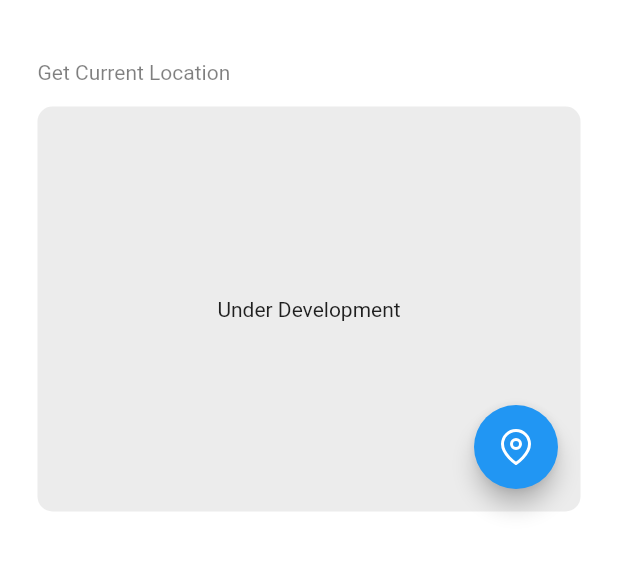
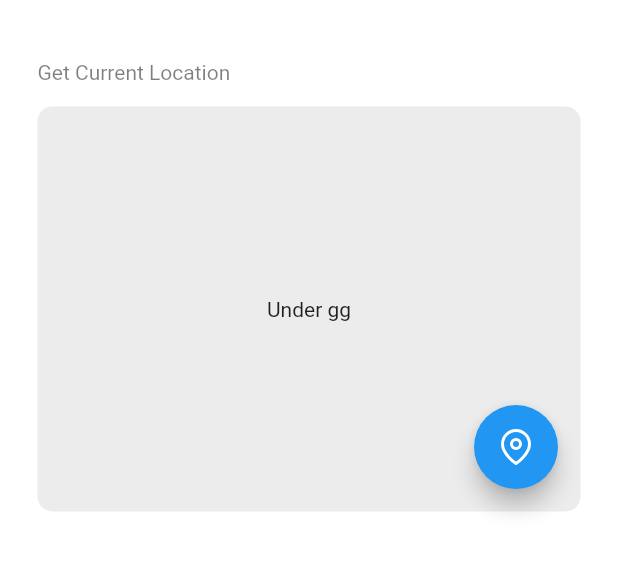
Before and after one commit to flyapex/bikehunterApp, a Flutter app: the LocationAppbarBottomSheet screen opened directly, on a phone screen of 412 x 824 dp, the part 288-863 px from its top. Run offline on Flutter 3.47's test engine with Material 2 defaults, Android fonts, the light colour scheme and no system bars; our stand-ins replace animated_text_kit, connectivity_plus, flutter_svg, flutter_vector_icons, get, get_storage and 4 more; missing offline and left inert: flutter_facebook_auth; accounts and stored records are empty.

```diff
--- a/lib/screen/home/widget/app_bar.dart
+++ b/lib/screen/home/widget/app_bar.dart
@@ -80,7 +80,7 @@ class _CustomeAppBarState extends State<CustomeAppBar> {
                   ),
                   onTap: () {
                     Get.bottomSheet(
-                      const LocationAppbarBottomSheet(),
+                      LocationAppbarBottomSheet(),
                       elevation: 20.0,
                       enableDrag: true,
                       backgroundColor: Colors.white,
--- a/lib/screen/home/widget/location_sheet.dart
+++ b/lib/screen/home/widget/location_sheet.dart
@@ -10,7 +10,11 @@ import 'package:get/get.dart';
 import 'package:google_maps_flutter/google_maps_flutter.dart';
 
 class LocationAppbarBottomSheet extends StatelessWidget {
-  const LocationAppbarBottomSheet({Key? key}) : super(key: key);
+  LocationAppbarBottomSheet({Key? key}) : super(key: key);
+  late GoogleMapController googleMapController;
+  static const CameraPosition initialCameraPosition =
+      CameraPosition(target: LatLng(23.777176, 90.399452), zoom: 14);
+  Set<Marker> markers = {};
 
   @override
   Widget build(BuildContext context) {
@@ -90,7 +94,7 @@ class LocationAppbarBottomSheet extends StatelessWidget {
                 child: Stack(
                   children: [
                     const Center(
-                      child: Text('Under Development'),
+                      child: Text('Under gg'),
                     ),
                     Padding(
                       padding: const EdgeInsets.all(15),
@@ -99,7 +103,6 @@ class LocationAppbarBottomSheet extends StatelessWidget {
                         child: FloatingActionButton(
                           backgroundColor: Colors.blue,
                           onPressed: () {
-                            //!--work here
                             //hello world
                             //GG
                           },
```
Also changed, not shown: 4 other files.
